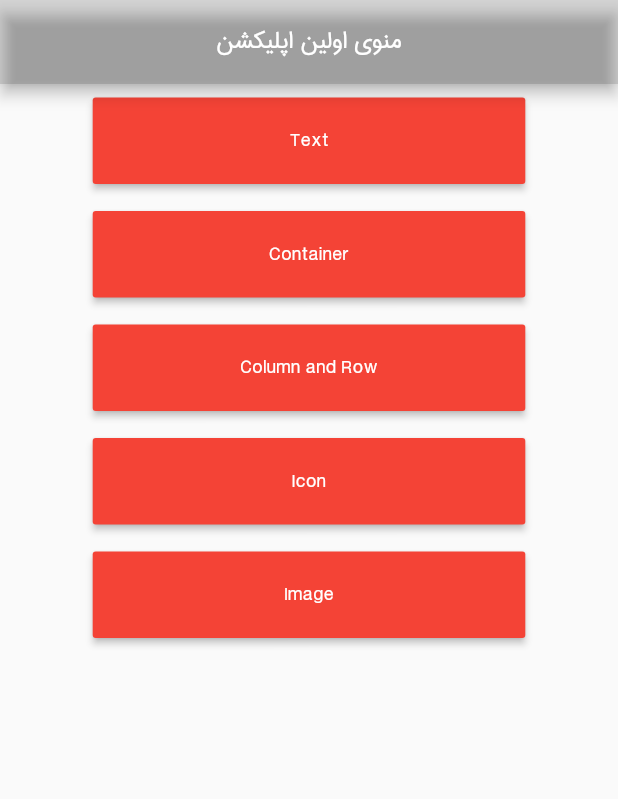
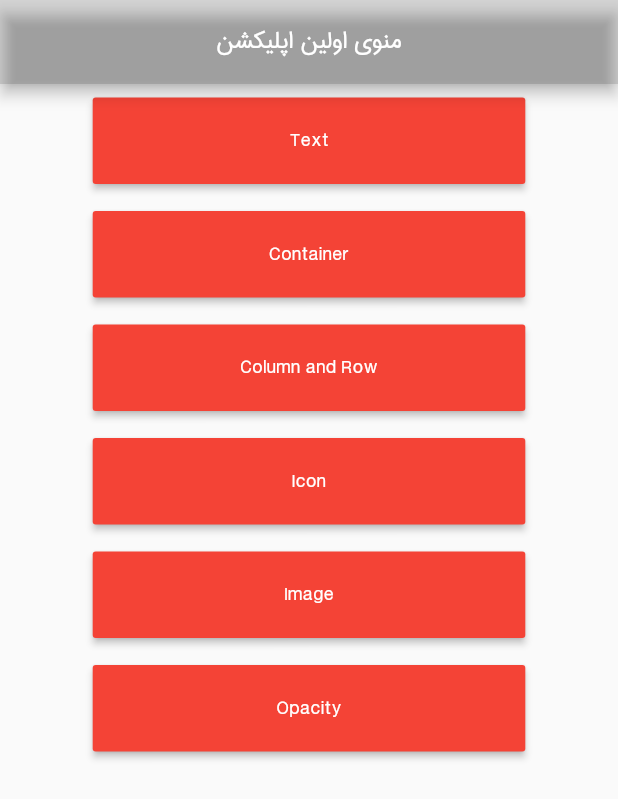
Before and after one commit to MKarimi21/FlutterDartCourse-Seraj, a Flutter app: the screen it shows after launch, on a phone screen of 412 x 824 dp. Shown: the top 799 px of the screen. Run offline on Flutter 3.47's test engine with Material 2 defaults, Android fonts, the phone set to English and light mode, and no system bars.

Commit message:
add opacity widget page

```diff
--- a/section05rev02/lib/main.dart
+++ b/section05rev02/lib/main.dart
@@ -2,6 +2,7 @@ import 'package:flutter/material.dart';
 import 'package:section05rev02/widgets/container_widget.dart';
 import 'package:section05rev02/widgets/icon_widget.dart';
 import 'package:section05rev02/widgets/image_widget.dart';
+import 'package:section05rev02/widgets/opacity_widget.dart';
 import 'package:section05rev02/widgets/row_widget.dart';
 import 'package:section05rev02/widgets/text_widget.dart';
 
@@ -123,6 +124,23 @@ class _HomePageState extends State<HomePage> {
                     style: TextStyle(color: Colors.white),
                   ),
                 )),
+            Container(
+                width: MediaQuery.of(context).size.width * 0.7,
+                height: MediaQuery.of(context).size.height * 0.07,
+                margin: EdgeInsets.symmetric(vertical: 9),
+                child: MaterialButton(
+                  color: Colors.red,
+                  onPressed: () {
+                    Navigator.push(
+                        context,
+                        MaterialPageRoute(
+                            builder: (builder) => OpacityWidget()));
+                  },
+                  child: Text(
+                    "Opacity",
+                    style: TextStyle(color: Colors.white),
+                  ),
+                )),
           ],
         ),
       ),
```
Also changed, not shown: section05rev02/lib/widgets/opacity_widget.dart (added, +60 -0 lines).
